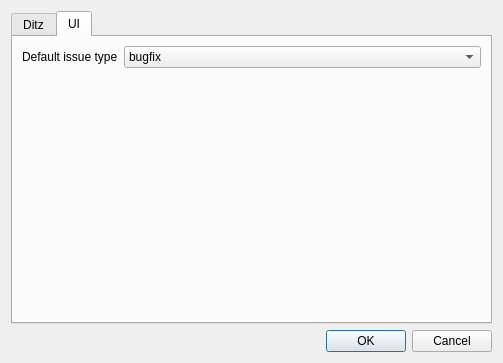
Before: the Qt Designer form ui/settings_dialog.ui in markussilvan/dit, drawn with Qt 5.
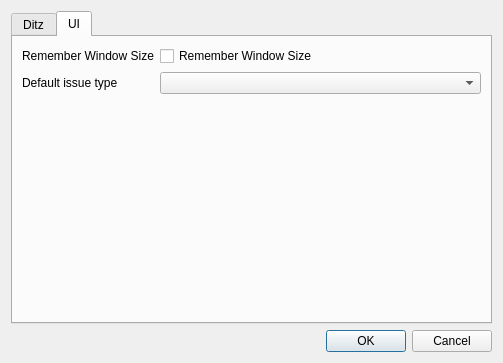
After: the same form once the commit is applied. The open tabs and pages were chosen to show the change. Icons and pictures are not drawn.

Commit message:
Add setting for remembering window size
Application config file now has a setting to specify
if application should remember it's main window's size.
This setting can be enabled/disabled from SettingsDialog.

Code to actually save the window size at shutdown, or set
it at startup doesn't exist yet.

Ditz: f2754055deaf1fb199e4da1b883a468c59da744b
      a828eddcf1e22f2cc33d27a7ad08eb2103d192d9
      af8726f22dda007cc03f41d6145454446d0750cb
      853c58e0e83ecc9d3ecfd31fb17144caa16a49e9
Task(s) completed: yes
Tested: yes/no

What changed in the file:
```diff
--- a/ui/settings_dialog.ui
+++ b/ui/settings_dialog.ui
@@ -66,29 +66,28 @@
       </attribute>
       <layout class="QFormLayout" name="formLayout_2">
        <item row="0" column="0">
+        <widget class="QLabel" name="labelRememberWindowSize">
+         <property name="text">
+          <string>Remember Window Size</string>
+         </property>
+        </widget>
+       </item>
+       <item row="0" column="1">
+        <widget class="QCheckBox" name="checkBoxRememberWindowSize">
+         <property name="text">
+          <string>Remember Window Size</string>
+         </property>
+        </widget>
+       </item>
+       <item row="1" column="0">
         <widget class="QLabel" name="labelDefaultIssueType">
          <property name="text">
           <string>Default issue type</string>
          </property>
         </widget>
        </item>
-       <item row="0" column="1">
+       <item row="1" column="1">
         <widget class="QComboBox" name="comboBoxIssueType">
-         <item>
-          <property name="text">
-           <string>bugfix</string>
-          </property>
-         </item>
-         <item>
-          <property name="text">
-           <string>feature</string>
-          </property>
-         </item>
-         <item>
-          <property name="text">
-           <string>task</string>
-          </property>
-         </item>
         </widget>
        </item>
       </layout>
```
The commit also changes 10 other files.
